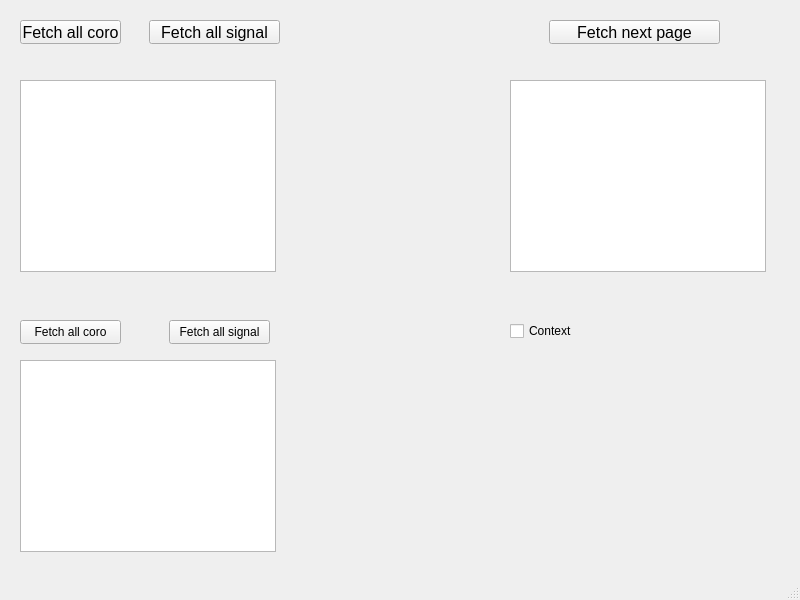
Old version of the form rest-coro/client/mainwindow.ui in the repository alkatzo/qt-coro-client.
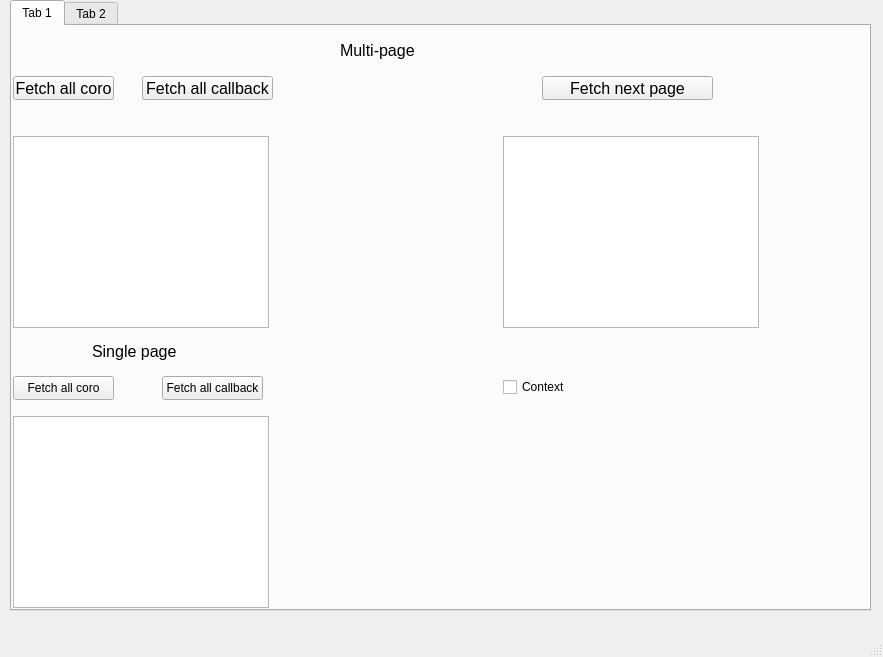
New version of the form.

```diff
--- a/rest-coro/client/mainwindow.ui
+++ b/rest-coro/client/mainwindow.ui
@@ -6,40 +6,38 @@
    <rect>
     <x>0</x>
     <y>0</y>
-    <width>800</width>
-    <height>600</height>
+    <width>883</width>
+    <height>657</height>
    </rect>
   </property>
   <property name="windowTitle">
    <string>MainWindow</string>
   </property>
   <widget class="QWidget" name="centralwidget">
-   <widget class="QPushButton" name="pbStart">
+   <widget class="QTabWidget" name="tabWidget">
     <property name="geometry">
      <rect>
-      <x>20</x>
-      <y>20</y>
-      <width>101</width>
-      <height>24</height>
+      <x>10</x>
+      <y>0</y>
+      <width>861</width>
+      <height>611</height>
      </rect>
     </property>
-    <property name="font">
-     <font>
-      <pointsize>12</pointsize>
-     </font>
+    <property name="currentIndex">
+     <number>0</number>
     </property>
-    <property name="toolTip">
-     <string>Fetch full result using coro with pages</string>
+    <property name="tabsClosable">
+     <bool>false</bool>
     </property>
-    <property name="text">
-     <string>Fetch all coro</string>
-    </property>
-   </widget>
-   <widget class="QListView" name="listViewPaged">
+    <widget class="QWidget" name="tab1">
+     <attribute name="title">
+      <string>Tab 1</string>
+     </attribute>
+     <widget class="QListView" name="listViewFullAll">
     <property name="geometry">
      <rect>
-      <x>510</x>
-      <y>80</y>
+        <x>1</x>
+        <y>390</y>
       <width>256</width>
       <height>192</height>
      </rect>
@@ -48,8 +46,8 @@
    <widget class="QListView" name="listViewFull">
     <property name="geometry">
      <rect>
-      <x>20</x>
-      <y>80</y>
+        <x>1</x>
+        <y>110</y>
       <width>256</width>
       <height>192</height>
      </rect>
@@ -58,8 +56,8 @@
    <widget class="QPushButton" name="pushByPage">
     <property name="geometry">
      <rect>
-      <x>549</x>
-      <y>20</y>
+        <x>530</x>
+        <y>50</y>
       <width>171</width>
       <height>24</height>
      </rect>
@@ -76,35 +74,38 @@
      <string>Fetch next page</string>
     </property>
    </widget>
-   <widget class="QPushButton" name="pbSignalSlot">
-    <property name="geometry">
-     <rect>
-      <x>149</x>
-      <y>20</y>
-      <width>131</width>
-      <height>24</height>
-     </rect>
-    </property>
-    <property name="font">
-     <font>
-      <pointsize>12</pointsize>
-     </font>
-    </property>
-    <property name="toolTip">
-     <string>Fetsh all by signal using pages</string>
-    </property>
-    <property name="text">
-     <string>Fetch all signal</string>
-    </property>
-   </widget>
    <widget class="QPushButton" name="pbStartAll">
     <property name="geometry">
      <rect>
-      <x>20</x>
-      <y>320</y>
+        <x>1</x>
+        <y>350</y>
       <width>101</width>
       <height>24</height>
      </rect>
+      </property>
+      <property name="toolTip">
+       <string>Fetch full result using coro single page</string>
+      </property>
+      <property name="text">
+       <string>Fetch all coro</string>
+      </property>
+     </widget>
+     <widget class="QPushButton" name="pbStart">
+      <property name="geometry">
+       <rect>
+        <x>1</x>
+        <y>50</y>
+        <width>101</width>
+        <height>24</height>
+       </rect>
+      </property>
+      <property name="font">
+       <font>
+        <pointsize>12</pointsize>
+       </font>
+      </property>
+      <property name="toolTip">
+       <string>Fetch full result using coro with pages</string>
     </property>
     <property name="text">
      <string>Fetch all coro</string>
@@ -113,31 +114,21 @@
    <widget class="QPushButton" name="pbSignalSlotAll">
     <property name="geometry">
      <rect>
-      <x>169</x>
-      <y>320</y>
+        <x>150</x>
+        <y>350</y>
       <width>101</width>
       <height>24</height>
      </rect>
     </property>
     <property name="text">
-     <string>Fetch all signal</string>
-    </property>
-   </widget>
-   <widget class="QListView" name="listViewFullAll">
-    <property name="geometry">
-     <rect>
-      <x>20</x>
-      <y>360</y>
-      <width>256</width>
-      <height>192</height>
-     </rect>
+       <string>Fetch all callback</string>
     </property>
    </widget>
    <widget class="QCheckBox" name="checkBox">
     <property name="geometry">
      <rect>
-      <x>510</x>
-      <y>320</y>
+        <x>491</x>
+        <y>350</y>
       <width>78</width>
       <height>22</height>
      </rect>
@@ -146,6 +137,80 @@
      <string>Context</string>
     </property>
    </widget>
+     <widget class="QListView" name="listViewPaged">
+      <property name="geometry">
+       <rect>
+        <x>491</x>
+        <y>110</y>
+        <width>256</width>
+        <height>192</height>
+       </rect>
+      </property>
+     </widget>
+     <widget class="QPushButton" name="pbSignalSlot">
+      <property name="geometry">
+       <rect>
+        <x>130</x>
+        <y>50</y>
+        <width>131</width>
+        <height>24</height>
+       </rect>
+      </property>
+      <property name="font">
+       <font>
+        <pointsize>12</pointsize>
+       </font>
+      </property>
+      <property name="toolTip">
+       <string>Fetch full result using coro with pages via callback</string>
+      </property>
+      <property name="text">
+       <string>Fetch all callback</string>
+      </property>
+     </widget>
+     <widget class="QLabel" name="label">
+      <property name="geometry">
+       <rect>
+        <x>328</x>
+        <y>9</y>
+        <width>91</width>
+        <height>31</height>
+       </rect>
+      </property>
+      <property name="font">
+       <font>
+        <pointsize>12</pointsize>
+       </font>
+      </property>
+      <property name="text">
+       <string>Multi-page</string>
+      </property>
+     </widget>
+     <widget class="QLabel" name="label_2">
+      <property name="geometry">
+       <rect>
+        <x>80</x>
+        <y>310</y>
+        <width>91</width>
+        <height>31</height>
+       </rect>
+      </property>
+      <property name="font">
+       <font>
+        <pointsize>12</pointsize>
+       </font>
+      </property>
+      <property name="text">
+       <string>Single page</string>
+      </property>
+     </widget>
+    </widget>
+    <widget class="QWidget" name="tab2">
+     <attribute name="title">
+      <string>Tab 2</string>
+     </attribute>
+    </widget>
+   </widget>
   </widget>
   <widget class="QMenuBar" name="menubar">
    <property name="geometry">
```
Left out of the diff: 7 changed lines with no effect on the pictures. Lines whose indentation alone changed are shown as unchanged.
